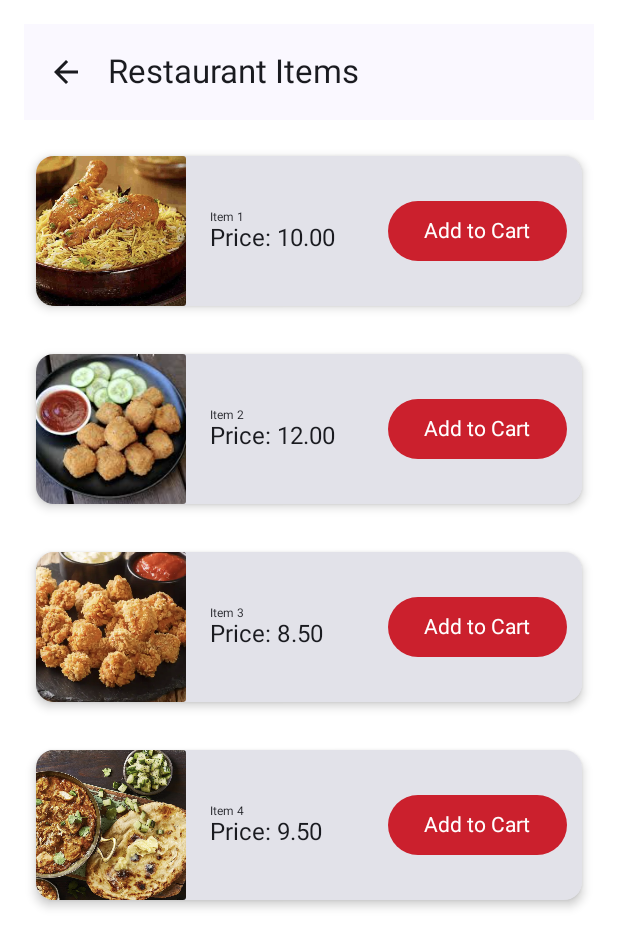
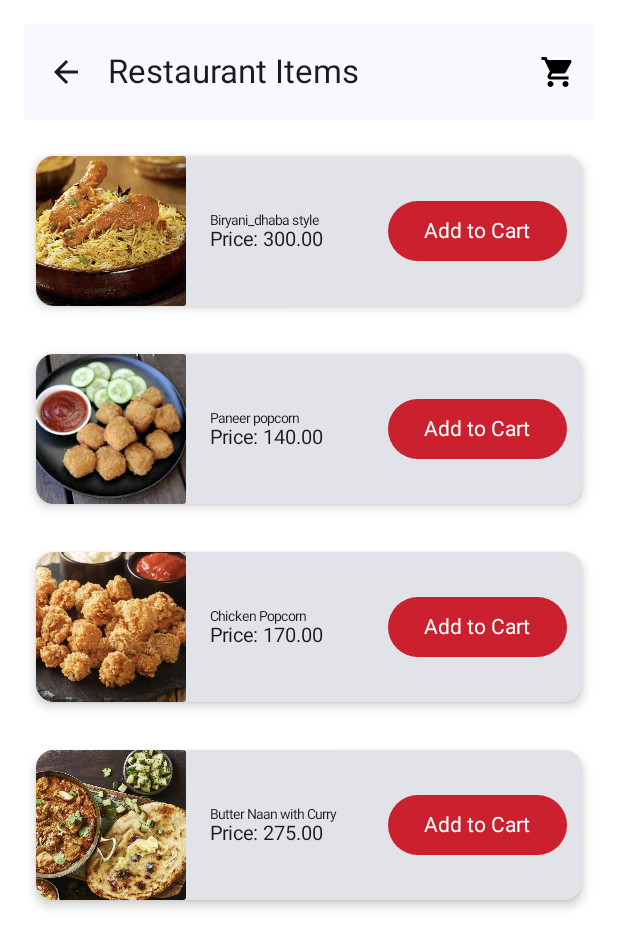
Before and after one commit to smartinternz02/SI-GuidedProject-580056-1694189872, an Android app built with Jetpack Compose: the RestaurantListScreen screen opened through its navigation route, after a tap on "President Dhaba", on a phone screen of 412 x 824 dp. Shown: the top 948 px of the screen. Run offline under Robolectric (Android 15) with nearby library versions, the phone set to English and light mode, and no system bars.

Commit message:
Development of Code

```diff
--- a/Assignment4_YumRush/app/build.gradle.kts
+++ b/Assignment4_YumRush/app/build.gradle.kts
@@ -53,7 +53,9 @@ dependencies {
 
     implementation("androidx.navigation:navigation-compose:2.4.0-alpha01")
     implementation("androidx.navigation:navigation-compose:2.4.0-alpha02")
-    implementation("androidx.core:core-ktx:1.9.0")
+    implementation("androidx.lifecycle:lifecycle-runtime-compose:2.7.0-alpha02")
+    implementation("androidx.compose.runtime:runtime-livedata:1.5.1")
+    implementation("androidx.core:core-ktx:1.12.0")
     implementation("androidx.lifecycle:lifecycle-runtime-ktx:2.6.2")
     implementation("androidx.activity:activity-compose:1.7.2")
     implementation(platform("androidx.compose:compose-bom:2023.03.00"))
--- a/Assignment4_YumRush/app/src/main/java/com/example/yumrush/LoginScreen.kt
+++ b/Assignment4_YumRush/app/src/main/java/com/example/yumrush/LoginScreen.kt
@@ -3,7 +3,6 @@ package com.example.yumrush
 import androidx.compose.foundation.Image
 import androidx.compose.foundation.background
 import androidx.compose.foundation.layout.*
-import androidx.compose.foundation.text.BasicTextField
 import androidx.compose.foundation.text.KeyboardActions
 import androidx.compose.foundation.text.KeyboardOptions
 import androidx.compose.material3.*
@@ -11,11 +10,9 @@ import androidx.compose.runtime.*
 import androidx.compose.ui.Alignment
 import androidx.compose.ui.ExperimentalComposeUiApi
 import androidx.compose.ui.Modifier
-import androidx.compose.ui.draw.alpha
 import androidx.compose.ui.draw.clip
 import androidx.compose.ui.graphics.Color
 import androidx.compose.ui.layout.ContentScale
-import androidx.compose.ui.platform.LocalDensity
 import androidx.compose.ui.platform.LocalSoftwareKeyboardController
 import androidx.compose.ui.res.painterResource
 import androidx.compose.ui.text.TextStyle
@@ -41,11 +38,11 @@ fun LoginScreen(navController: NavController) {
         horizontalAlignment = Alignment.CenterHorizontally
     ) {
         Image(
-            painter = painterResource(id = R.drawable.yumrushlogo), // Replace with your image resource
+            painter = painterResource(id = R.drawable.yumrushlogo),
             contentDescription = null,
             modifier = Modifier
-                .size(350.dp)
-                .clip(MaterialTheme.shapes.medium),
+                .size(300.dp)
+                .clip(MaterialTheme.shapes.small),
             contentScale = ContentScale.FillWidth
         )
 
@@ -57,8 +54,8 @@ fun LoginScreen(navController: NavController) {
             label = { Text("Email") },
             modifier = Modifier.fillMaxWidth(),
             colors = TextFieldDefaults.outlinedTextFieldColors(
-                focusedBorderColor = Color.Transparent, // Remove the border
-                unfocusedBorderColor = Color.Transparent // Remove the border
+                focusedBorderColor = Color(0xFFCB202D),
+                unfocusedBorderColor = Color(0xFFCB202D)
             )
         )
 
@@ -71,8 +68,8 @@ fun LoginScreen(navController: NavController) {
             visualTransformation = PasswordVisualTransformation(),
             modifier = Modifier.fillMaxWidth(),
             colors = TextFieldDefaults.outlinedTextFieldColors(
-                focusedBorderColor = Color.Transparent, // Remove the border
-                unfocusedBorderColor = Color.Transparent // Remove the border
+                focusedBorderColor = Color(0xFFCB202D),
+                unfocusedBorderColor = Color(0xFFCB202D)
             ),
             keyboardOptions = KeyboardOptions(
                 imeAction = ImeAction.Done
@@ -92,8 +89,8 @@ fun LoginScreen(navController: NavController) {
             },
             modifier = Modifier
                 .fillMaxWidth()
-                .height(50.dp), // Adjust button height as needed
-            colors = ButtonDefaults.buttonColors(Color(0xFFCB202D)), // Red button color
+                .height(50.dp),
+            colors = ButtonDefaults.buttonColors(Color(0xFFCB202D)),
         ) {
             Text(
                 text = "Login",
--- a/Assignment4_YumRush/app/src/main/java/com/example/yumrush/MainActivity.kt
+++ b/Assignment4_YumRush/app/src/main/java/com/example/yumrush/MainActivity.kt
@@ -3,14 +3,7 @@ package com.example.yumrush
 import android.os.Bundle
 import androidx.activity.ComponentActivity
 import androidx.activity.compose.setContent
-import androidx.compose.foundation.background
-import androidx.compose.foundation.layout.fillMaxSize
-import androidx.compose.material3.*
-import androidx.compose.runtime.*
-import androidx.compose.ui.Modifier
 import androidx.lifecycle.viewmodel.compose.viewModel
-import androidx.navigation.NavController
-import androidx.navigation.NavHost
 import androidx.navigation.compose.*
 import com.example.yumrush.ui.theme.YumRushTheme
 
@@ -18,40 +11,36 @@ class MainActivity : ComponentActivity() {
     override fun onCreate(savedInstanceState: Bundle?) {
         super.onCreate(savedInstanceState)
 
-        // Initialize your restaurant items as a List<RestaurantItem>
         val restaurantItems = listOf(
-            RestaurantItem("Restaurant 1", "Rating: 4.5", R.drawable.restaurant1),
-            RestaurantItem("Restaurant 2", "Rating: 4.2", R.drawable.restaurant2),
-            RestaurantItem("Restaurant 3", "Rating: 4.0", R.drawable.restaurant3)
-            // Add more restaurants as needed
+            RestaurantItem("President Dhaba", "Rating: 4.5", R.drawable.restaurant1),
+            RestaurantItem("UTK", "Rating: 4.2", R.drawable.restaurant2),
+            RestaurantItem("C53", "Rating: 4.0", R.drawable.restaurant3)
         )
 
         setContent {
             YumRushTheme {
-                // Set up navigation
+                val cartViewModel: CartViewModel = viewModel()
                 val navController = rememberNavController()
                 NavHost(
                     navController = navController,
                     startDestination = "login"
                 ) {
                     composable("login") {
-                        // Replace with your login screen composable
                         LoginScreen(navController)
                     }
                     composable("restaurantList") {
-                        RestaurantListScreen(navController, viewModel())
+                        RestaurantListScreen(navController, cartViewModel)
                     }
                     composable("restaurantDetails/{restaurantId}") { backStackEntry ->
                         val restaurantId = backStackEntry.arguments?.getString("restaurantId")
-                        RestaurantDetailsScreen(navController, viewModel(), restaurantId)
+                        RestaurantDetailsScreen(navController, cartViewModel, restaurantId)
                     }
                     composable("restaurantItems/{restaurantId}") { backStackEntry ->
                         val restaurantId = backStackEntry.arguments?.getString("restaurantId")
-                        // Pass the restaurant items to the RestaurantItemsScreen here
-                        RestaurantItemsScreen(navController, restaurantId ?: "", restaurantItems)
+                        RestaurantItemsScreen(navController, restaurantId ?: "", restaurantItems, cartViewModel)
                     }
                     composable("cart") {
-                        CartScreen(navController, viewModel())
+                        CartScreen(navController, cartViewModel)
                     }
                 }
             }
--- a/Assignment4_YumRush/app/src/main/java/com/example/yumrush/RestaurantDetailsScreen.kt
+++ b/Assignment4_YumRush/app/src/main/java/com/example/yumrush/RestaurantDetailsScreen.kt
@@ -9,26 +9,25 @@ fun RestaurantDetailsScreen(
     cartViewModel: CartViewModel,
     restaurantId: String?
 ) {
-    // Define hardcoded restaurant item lists with images
     val restaurant1Items = listOf(
-        RestaurantItem("Item 1", "10.00", R.drawable.item_1),
-        RestaurantItem("Item 2", "12.00", R.drawable.item_2),
-        RestaurantItem("Item 3", "8.50", R.drawable.item_3),
-        RestaurantItem("Item 4", "9.50", R.drawable.item_4)
+        RestaurantItem("Biryani_dhaba style", "300.00", R.drawable.item_1),
+        RestaurantItem("Paneer popcorn", "140.00", R.drawable.item_2),
+        RestaurantItem("Chicken Popcorn", "170.00", R.drawable.item_3),
+        RestaurantItem("Butter Naan with Curry", "275.00", R.drawable.item_4)
     )
 
     val restaurant2Items = listOf(
-        RestaurantItem("Item A", "15.00", R.drawable.item_a),
-        RestaurantItem("Item B", "14.00", R.drawable.item_b),
-        RestaurantItem("Item C", "12.50", R.drawable.item_c),
-        RestaurantItem("Item D", "11.50", R.drawable.item_d)
+        RestaurantItem("UTK_Biryani", "300.00", R.drawable.item_a),
+        RestaurantItem("Veg meal", "160.00", R.drawable.item_b),
+        RestaurantItem("Gulab jamun", "40.00", R.drawable.item_c),
+        RestaurantItem("Chicken Wings", "195.50", R.drawable.item_d)
     )
 
     val restaurant3Items = listOf(
-        RestaurantItem("Special 1", "20.00", R.drawable.item_5),
-        RestaurantItem("Special 2", "18.00", R.drawable.item_6),
-        RestaurantItem("Special 3", "17.50", R.drawable.item_7),
-        RestaurantItem("Special 4", "19.50", R.drawable.item_8)
+        RestaurantItem("Biryani", "270.00", R.drawable.item_5),
+        RestaurantItem("Apricot Delight", "150.00", R.drawable.item_6),
+        RestaurantItem("Prawn tempura", "200.00", R.drawable.item_7),
+        RestaurantItem("Fry piece Biryani", "350.50", R.drawable.item_8)
     )
 
     val restaurantItems = when (restaurantId) {
@@ -37,5 +36,5 @@ fun RestaurantDetailsScreen(
         "3" -> restaurant3Items
         else -> emptyList()
     }
-    RestaurantItemsScreen(navController, restaurantId ?: "", restaurantItems)
+    RestaurantItemsScreen(navController, restaurantId ?: "", restaurantItems, cartViewModel)
 }
--- a/Assignment4_YumRush/app/src/main/java/com/example/yumrush/RestaurantItemsScreen.kt
+++ b/Assignment4_YumRush/app/src/main/java/com/example/yumrush/RestaurantItemsScreen.kt
@@ -8,7 +8,6 @@ import androidx.compose.foundation.layout.Row
 import androidx.compose.foundation.layout.Spacer
 import androidx.compose.foundation.layout.fillMaxSize
 import androidx.compose.foundation.layout.fillMaxWidth
-import androidx.compose.foundation.layout.height
 import androidx.compose.foundation.layout.padding
 import androidx.compose.foundation.layout.size
 import androidx.compose.foundation.layout.width
@@ -19,7 +18,6 @@ import androidx.compose.material3.Button
 import androidx.compose.material3.ButtonDefaults
 import androidx.compose.material3.Card
 import androidx.compose.material3.CardDefaults
-import androidx.compose.material3.CardElevation
 import androidx.compose.material3.ExperimentalMaterial3Api
 import androidx.compose.material3.Icon
 import androidx.compose.material3.IconButton
@@ -37,14 +35,15 @@ import androidx.compose.ui.unit.dp
 import androidx.compose.ui.unit.sp
 import androidx.lifecycle.viewmodel.compose.viewModel
 import androidx.navigation.NavController
-import com.example.yumrush.CartViewModel
 
 @OptIn(ExperimentalMaterial3Api::class)
 @Composable
-fun RestaurantItemsScreen(navController: NavController,
-                          restaurantId: String,
-                          restaurantItems: List<RestaurantItem>) {
-    val cartViewModel: CartViewModel = viewModel()
+fun RestaurantItemsScreen(
+    navController: NavController,
+    restaurantId: String,
+    restaurantItems: List<RestaurantItem>,
+    cartViewModel: CartViewModel
+) {
     Column(
         modifier = Modifier
             .fillMaxSize()
@@ -55,6 +54,9 @@ fun RestaurantItemsScreen(navController: NavController,
         TopAppBar(
             title = {
                 Text(text = "Restaurant Items")
+            },
+            actions = {
+                CartIcon(navController, cartViewModel)
             },
             navigationIcon = {
                 IconButton(
@@ -70,12 +72,15 @@ fun RestaurantItemsScreen(navController: NavController,
             },
             modifier = Modifier.fillMaxWidth()
         )
-
-        // Display restaurant items with images here
         restaurantItems.forEach { item ->
             RestaurantItemCardWithImage(item) {
-                // Implement "Add to Cart" functionality here
-                val cartItem = CartItem(item.name, item.price)
+                val restaurantName = when (restaurantId) {
+                    "1" -> "President Dhaba"
+                    "2" -> "UTK"
+                    "3" -> "C53"
+                    else -> ""
+                }
+                val cartItem = CartItem(item.name, item.price, restaurantName, quantity = 1)
                 cartViewModel.addItemToCart(cartItem)
             }
         }
@@ -108,15 +113,15 @@ fun RestaurantItemCardWithImage(
             Column(
                 modifier = Modifier.weight(1f)
             ) {
-                Text(text = item.name, style = TextStyle(fontSize = 8.sp))
-                Text(text = "Price: ${item.price}", style = TextStyle(fontSize = 16.sp))
+                Text(text = item.name, style = TextStyle(fontSize = 9.sp))
+                Text(text = "Price: ${item.price}", style = TextStyle(fontSize = 13.sp))
             }
             Spacer(modifier = Modifier.width(16.dp))
             Button(
                 onClick = { onAddToCart() },
                 modifier = Modifier
                     .padding(10.dp),
-                colors = ButtonDefaults.buttonColors(Color(0xFFCB202D)) // Red button color
+                colors = ButtonDefaults.buttonColors(Color(0xFFCB202D))
             ) {
                 Text(text = "Add to Cart", style = TextStyle(color = Color.White))
             }
--- a/Assignment4_YumRush/app/src/main/java/com/example/yumrush/RestaurantListScreen.kt
+++ b/Assignment4_YumRush/app/src/main/java/com/example/yumrush/RestaurantListScreen.kt
@@ -10,20 +10,15 @@ import androidx.compose.foundation.layout.Row
 import androidx.compose.foundation.layout.Spacer
 import androidx.compose.foundation.layout.fillMaxSize
 import androidx.compose.foundation.layout.fillMaxWidth
-import androidx.compose.foundation.layout.height
 import androidx.compose.foundation.layout.padding
 import androidx.compose.foundation.layout.size
 import androidx.compose.foundation.layout.width
-import androidx.compose.foundation.shape.RoundedCornerShape
 import androidx.compose.material.icons.Icons
 import androidx.compose.material.icons.filled.ArrowForward
 import androidx.compose.material.icons.filled.ShoppingCart
 import androidx.compose.material3.Badge
-import androidx.compose.material3.BadgedBox
-import androidx.compose.material3.Button
 import androidx.compose.material3.Card
 import androidx.compose.material3.CardDefaults
-import androidx.compose.material3.CardElevation
 import androidx.compose.material3.ExperimentalMaterial3Api
 import androidx.compose.material3.Icon
 import androidx.compose.material3.MaterialTheme
@@ -55,19 +50,14 @@ fun RestaurantListScreen(navController: NavController, cartViewModel: CartViewMo
             title = {
                 Text(text = "YumRush - Explore the Restaurants")
             },
-            actions = {
-                CartIcon(navController, cartViewModel)
-            },
             modifier = Modifier.fillMaxWidth()
         )
 
-        // Display three restaurants with images
         RestaurantListItemWithImage(
             "President Dhaba",
             R.drawable.restaurant1,
             "Rating: 4.0",
         ) {
-            // Navigate to the respective restaurant page with ID
             navController.navigate("restaurantDetails/1")
         }
 
@@ -94,7 +84,7 @@ fun RestaurantListItemWithImage(name: String, imageResId: Int, rating: String, o
         modifier = Modifier
             .fillMaxWidth()
             .padding(8.dp)
-            .clickable { onClick() }, // Handle click event
+            .clickable { onClick() },
         elevation = CardDefaults.cardElevation(defaultElevation = 4.dp)
     ) {
         Row(
@@ -104,7 +94,7 @@ fun RestaurantListItemWithImage(name: String, imageResId: Int, rating: String, o
         ) {
             Image(
                 painter = painterResource(id = imageResId),
-                contentDescription = null, // You can provide a description here
+                contentDescription = null,
                 modifier = Modifier
                     .size(50.dp)
                     .clip(MaterialTheme.shapes.medium)
@@ -133,24 +123,21 @@ fun CartIcon(navController: NavController, cartViewModel: CartViewModel) {
         modifier = Modifier
             .padding(8.dp)
             .clickable {
-                // Navigate to the cart screen when the icon is clicked
                 navController.navigate("cart")
             }
     ) {
         Icon(
             imageVector = Icons.Default.ShoppingCart,
-            contentDescription = null, // You can provide a description here
-            tint = Color.White
+            contentDescription = null,
+            tint = Color.Black
         )
-
-        // Display the cart item count (you can customize this part)
         val cartItemCount = cartViewModel.getCartItemCount()
         if (cartItemCount > 0) {
             Badge {
                 Text(
                     text = cartItemCount.toString(),
                     color = Color.White,
-                    style = TextStyle(fontSize = 12.sp),
+                    style = TextStyle(fontSize = 7.sp),
                 )
             }
         }
```
Also changed, not shown: Assignment4_YumRush/app/src/main/java/com/example/yumrush/Cart.kt (+21 -5 lines), Assignment4_YumRush/app/src/main/java/com/example/yumrush/CartScreen.kt (+63 -6 lines), Assignment4_YumRush/app/src/main/res/drawable/yumrush.png (added).
